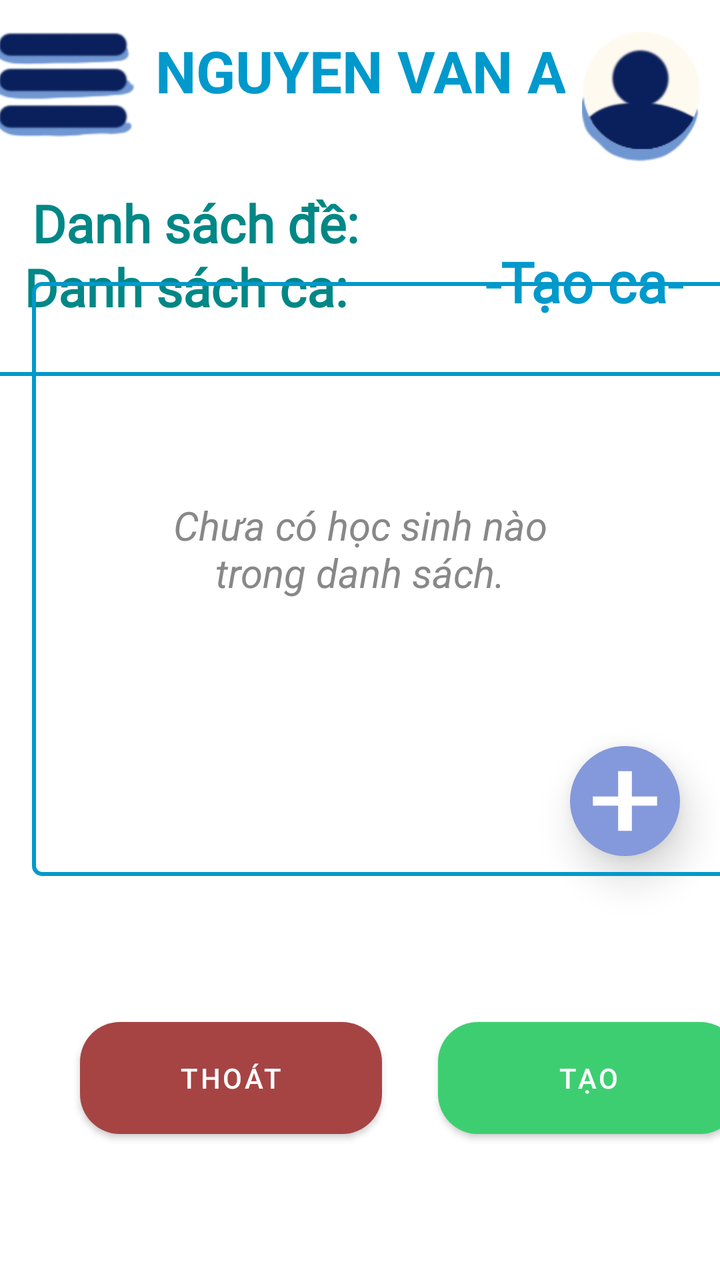
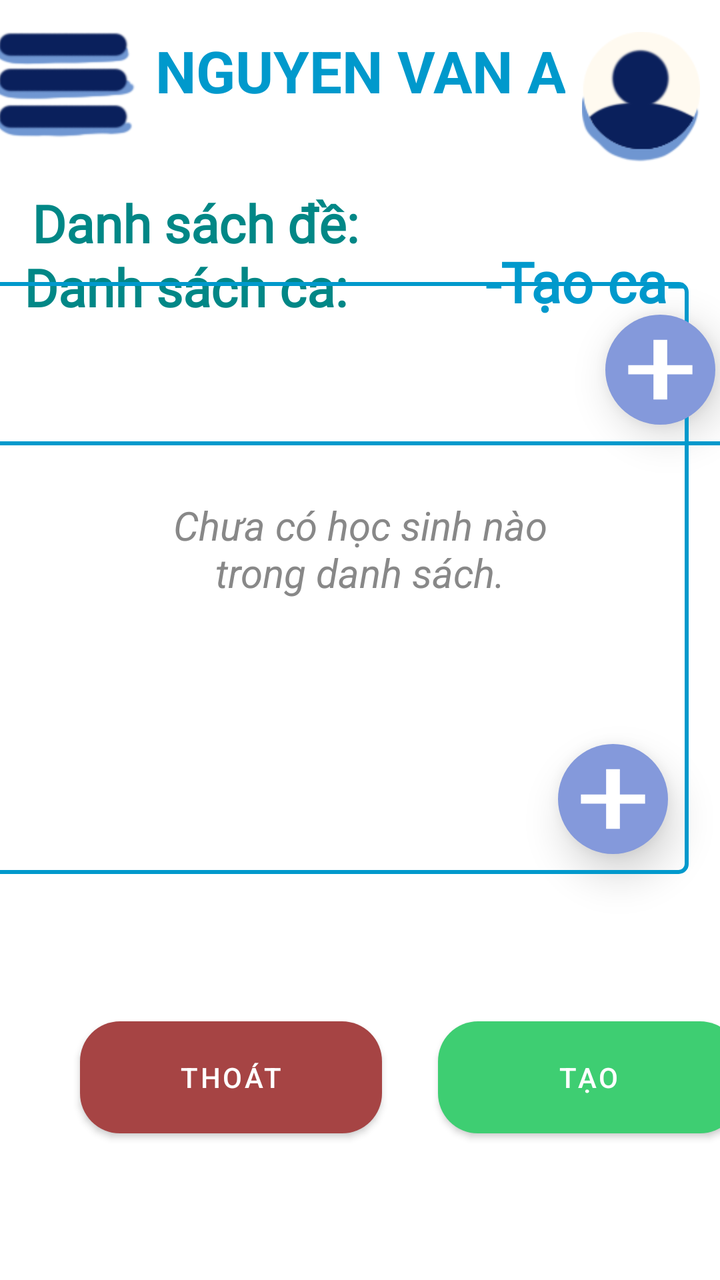

An Android layout rendered at two revisions. The XML below is the earlier revision; the diff shows what the commit changed to produce the second picture.
<!-- AndroidManifest.xml: application theme Theme.SmartQuiz -->
<!-- res/layout/teacher_add_session_exam.xml -->
<?xml version="1.0" encoding="utf-8"?>
<androidx.constraintlayout.widget.ConstraintLayout xmlns:android="http://schemas.android.com/apk/res/android"
    xmlns:app="http://schemas.android.com/apk/res-auto"
    xmlns:tools="http://schemas.android.com/tools"
    android:id="@+id/main"
    android:layout_width="match_parent"
    android:layout_height="match_parent">

    <LinearLayout
        android:id="@+id/floating_menu"
        android:layout_width="388dp"
        android:layout_height="689dp"
        android:layout_margin="16dp"
        android:background="@drawable/white_box"
        android:elevation="8dp"
        android:maxWidth="385dp"
        android:orientation="vertical"
        android:padding="12dp"
        android:visibility="gone"
        app:layout_constrainedWidth="true"
        app:layout_constraintBottom_toBottomOf="parent"
        app:layout_constraintEnd_toEndOf="parent"
        app:layout_constraintStart_toStartOf="parent"
        app:layout_constraintTop_toBottomOf="@+id/constraintLayout">

        <TextView
            android:id="@+id/menu_home"
            android:layout_width="match_parent"
            android:layout_height="wrap_content"
            android:padding="8dp"
            android:text="Upload đề"
            android:textSize="18sp" />

        <TextView
            android:id="@+id/classes"
            android:layout_width="match_parent"
            android:layout_height="wrap_content"
            android:padding="8dp"
            android:text="Lớp Học"
            android:textSize="18sp" />

        <TextView
            android:id="@+id/menu_test"
            android:layout_width="match_parent"
            android:layout_height="wrap_content"
            android:padding="8dp"
            android:text="Sửa đề"
            android:textSize="18sp" />

        <TextView
            android:id="@+id/menu_answer"
            android:layout_width="match_parent"
            android:layout_height="wrap_content"
            android:padding="8dp"
            android:text="Tạo đề"
            android:textSize="18sp" />
    </LinearLayout>

    <androidx.constraintlayout.widget.ConstraintLayout
        android:id="@+id/constraintLayout"
        android:layout_width="match_parent"
        android:layout_height="94dp"
        android:elevation="4dp"
        android:translationZ="4dp"
        app:layout_constraintEnd_toEndOf="parent"
        app:layout_constraintStart_toStartOf="parent"
        app:layout_constraintTop_toTopOf="parent">

        <TextView
            android:id="@+id/user_name"
            android:layout_width="wrap_content"
            android:layout_height="wrap_content"
            android:gravity="center"
            android:text="Nguyen Van A"
            android:textAllCaps="true"
            android:textColor="@android:color/holo_blue_dark"
            android:textSize="29sp"
            android:textStyle="bold"
            app:layout_constraintBottom_toBottomOf="parent"
            app:layout_constraintEnd_toEndOf="parent"
            app:layout_constraintStart_toStartOf="parent"
            app:layout_constraintTop_toTopOf="parent"
            app:layout_constraintVertical_bias="0.29" />

        <ImageButton
            android:id="@+id/registerBtn"
            android:layout_width="71dp"
            android:layout_height="53dp"
            android:layout_marginStart="8dp"
            android:layout_marginTop="16dp"
            android:layout_marginEnd="21dp"
            android:layout_marginBottom="25dp"
            android:background="@null"
            android:scaleType="fitCenter"
            app:layout_constraintBottom_toBottomOf="parent"
            app:layout_constraintEnd_toStartOf="@+id/user_name"
            app:layout_constraintStart_toStartOf="parent"
            app:layout_constraintTop_toTopOf="parent"
            app:srcCompat="@drawable/menu"
            android:contentDescription="Menu Button" />

        <ImageButton
            android:id="@+id/imageButton4"
            android:layout_width="69dp"
            android:layout_height="65dp"
            android:layout_marginStart="15dp"
            android:layout_marginTop="16dp"
            android:layout_marginEnd="17dp"
            android:layout_marginBottom="13dp"
            android:background="@null"
            android:scaleType="fitCenter"
            app:layout_constraintBottom_toBottomOf="parent"
            app:layout_constraintEnd_toEndOf="parent"
            app:layout_constraintStart_toEndOf="@+id/user_name"
            app:layout_constraintTop_toTopOf="parent"
            app:srcCompat="@drawable/user"
            android:contentDescription="User Profile Button" />
    </androidx.constraintlayout.widget.ConstraintLayout>

    <androidx.constraintlayout.widget.ConstraintLayout
        android:id="@+id/constraintLayout4"
        android:layout_width="0dp"
        android:layout_height="0dp"
        app:layout_constraintBottom_toBottomOf="parent"
        app:layout_constraintEnd_toEndOf="parent"
        app:layout_constraintStart_toStartOf="parent"
        app:layout_constraintTop_toBottomOf="@+id/constraintLayout">

        <TextView
            android:id="@+id/textView13"
            android:layout_width="wrap_content"
            android:layout_height="wrap_content"
            android:layout_marginTop="28dp"
            android:fontFamily="@font/be_vietnam_pro_light_italic"
            android:text="-Tạo ca-"
            android:textColor="@android:color/holo_blue_dark"
            android:textSize="28sp"
            android:textStyle="bold"
            app:layout_constraintEnd_toEndOf="parent"
            app:layout_constraintHorizontal_bias="0.93"
            app:layout_constraintStart_toStartOf="parent"
            app:layout_constraintTop_toTopOf="parent" />

        <TextView
            android:id="@+id/textView14"
            android:layout_width="wrap_content"
            android:layout_height="wrap_content"
            android:layout_marginStart="12dp"
            android:layout_marginTop="32dp"
            android:fontFamily="@font/be_vietnam_pro_light_italic"
            android:text="Danh sách ca:"
            android:textColor="@color/teal_700"
            android:textSize="26sp"
            android:textStyle="bold"
            app:layout_constraintStart_toStartOf="parent"
            app:layout_constraintTop_toTopOf="parent" />

        <TextView
            android:id="@+id/textView15"
            android:layout_width="wrap_content"
            android:layout_height="wrap_content"
            android:layout_marginStart="16dp"
            android:fontFamily="@font/be_vietnam_pro_light_italic"
            android:text="Danh sách đề:"
            android:textColor="@color/teal_700"
            android:textSize="26sp"
            android:textStyle="bold"
            app:layout_constraintStart_toStartOf="parent"
            tools:layout_editor_absoluteY="200dp" />

        <TextView
            android:id="@+id/emptyStateTextView"
            android:layout_width="200sp"
            android:layout_height="wrap_content"
            android:text="Chưa có học sinh nào trong danh sách."
            android:gravity="center"
            android:textStyle="italic"
            android:textColor="#888888"
            android:textSize="20sp"
            android:layout_marginStart="16dp"
            android:layout_marginTop="120dp"
            android:layout_marginEnd="16dp"
            android:layout_marginBottom="16dp"
            app:layout_constraintBottom_toBottomOf="parent"
            app:layout_constraintEnd_toEndOf="parent"
            app:layout_constraintStart_toStartOf="parent"
            app:layout_constraintTop_toBottomOf="@+id/textView15"
            app:layout_constraintVertical_bias="0.0"
            tools:visibility="visible" />

        <ScrollView
            android:id="@+id/scrollView4"
            android:layout_width="378dp"
            android:layout_height="297dp"
            android:layout_marginStart="16dp"
            android:layout_marginTop="12dp"
            android:layout_marginEnd="16dp"
            android:layout_marginBottom="16dp"
            android:background="@drawable/border"
            android:elevation="6dp"
            android:translationZ="6dp"
            app:layout_constraintBottom_toBottomOf="parent"
            app:layout_constraintEnd_toEndOf="parent"
            app:layout_constraintHorizontal_bias="0.0"
            app:layout_constraintStart_toStartOf="parent"
            app:layout_constraintTop_toBottomOf="@+id/textView15"
            app:layout_constraintVertical_bias="0.0">

            <LinearLayout
                android:id="@+id/studentToAddList"
                android:layout_width="match_parent"
                android:layout_height="wrap_content"
                android:orientation="vertical" />
        </ScrollView>

        <ImageButton
            android:id="@+id/add_btnStudent"
            android:layout_width="55dp"
            android:layout_height="55dp"
            android:layout_marginEnd="20sp"
            android:layout_marginBottom="10sp"
            android:background="@drawable/circle"
            android:contentDescription="Add New Item"
            android:elevation="6dp"
            android:scaleType="fitCenter"
            android:src="@drawable/baseline_add_24"
            android:translationZ="6dp"
            app:layout_constraintBottom_toBottomOf="@+id/scrollView4"
            app:layout_constraintEnd_toEndOf="parent" />

        <Button
            android:id="@+id/submit_create_ExamBtn"
            android:layout_width="151dp"
            android:layout_height="56dp"
            android:layout_marginStart="28dp"
            android:text="Tạo"
            app:backgroundTint="@null"
            android:background="@drawable/green_box"
            app:layout_constraintBottom_toBottomOf="parent"
            app:layout_constraintEnd_toEndOf="parent"
            app:layout_constraintHorizontal_bias="0.0"
            app:layout_constraintStart_toEndOf="@+id/cancelClassBtn"
            app:layout_constraintTop_toBottomOf="@+id/scrollView4" />

        <Button
            android:id="@+id/cancelClassBtn"
            android:layout_width="151dp"
            android:layout_height="56dp"
            android:layout_marginStart="40dp"
            android:text="Thoát"
            app:backgroundTint="@null"
            android:background="@drawable/red_box"
            app:layout_constraintBottom_toBottomOf="parent"
            app:layout_constraintStart_toStartOf="parent"
            app:layout_constraintTop_toBottomOf="@+id/scrollView4" />

        <ScrollView
            android:layout_width="380dp"
            android:layout_height="111dp"
            android:background="@drawable/border"
            android:elevation="6dp"
            android:translationZ="6dp"
            app:layout_constraintBottom_toTopOf="@+id/textView15"
            app:layout_constraintEnd_toEndOf="parent"
            app:layout_constraintHorizontal_bias="0.548"
            app:layout_constraintStart_toStartOf="parent"
            app:layout_constraintTop_toBottomOf="@+id/textView14"
            app:layout_constraintVertical_bias="0.473">

            <LinearLayout
                android:layout_width="match_parent"
                android:layout_height="wrap_content"
                android:orientation="vertical" />
        </ScrollView>
    </androidx.constraintlayout.widget.ConstraintLayout>

</androidx.constraintlayout.widget.ConstraintLayout>
<!-- resources referenced by this layout -->
<resources>
  <color name="teal_700">#FF018786</color>
  <!-- drawable baseline_add_24 (drawable) -->
  <vector xmlns:android="http://schemas.android.com/apk/res/android"
      android:width="24dp"
      android:height="24dp"
      android:viewportWidth="24"
      android:viewportHeight="24"
      android:tint="@android:color/white"> 
  
      
      
      <path
          android:fillColor="@android:color/white"
          android:pathData="M19,13H13.5V18.5H10.5V13H5V11H10.5V5.5H13.5V11H19V13Z"/>
  
  </vector>
  <!-- drawable border (drawable) -->
  <?xml version="1.0" encoding="utf-8"?>
  <shape xmlns:android="http://schemas.android.com/apk/res/android">
      <solid android:color="@android:color/transparent" />
      <stroke
          android:width="2dp"
          android:color="@android:color/holo_blue_dark" />
      <corners android:radius="4dp" />
  </shape>
  <!-- drawable circle (drawable) -->
  <?xml version="1.0" encoding="utf-8"?>
  <shape xmlns:android="http://schemas.android.com/apk/res/android"
      android:shape="oval">
      <solid android:color="@color/dark_blue"/>
  </shape>
  <!-- drawable green_box (drawable) -->
  <?xml version="1.0" encoding="utf-8"?>
  <shape xmlns:android="http://schemas.android.com/apk/res/android"
      android:shape="rectangle">
      <solid android:color="@color/green"/>
      <corners android:radius="20dp"/>
  </shape>
  <!-- drawable menu: png bitmap (drawable, 4225 bytes) -->
  <!-- drawable red_box (drawable) -->
  <?xml version="1.0" encoding="utf-8"?>
  <shape xmlns:android="http://schemas.android.com/apk/res/android"
      android:shape="rectangle">
      <solid android:color="@color/red"/>
      <corners android:radius="20dp"/>
  </shape>
  <!-- drawable user: png bitmap (drawable, 4784 bytes) -->
  <!-- drawable white_box (drawable) -->
  <?xml version="1.0" encoding="utf-8"?>
  <shape xmlns:android="http://schemas.android.com/apk/res/android"
      android:shape="rectangle">
      <solid android:color="@color/white"/>
      <corners android:radius="20dp"/>
  </shape>
  <style name="Theme.SmartQuiz" parent="Theme.MaterialComponents.DayNight.DarkActionBar">
          
          <item name="colorPrimary">@color/purple_500</item>
          <item name="colorPrimaryVariant">@color/purple_700</item>
          <item name="colorOnPrimary">@color/white</item>
          
          <item name="colorSecondary">@color/teal_200</item>
          <item name="colorSecondaryVariant">@color/teal_700</item>
          <item name="colorOnSecondary">@color/black</item>
          
          <item name="android:statusBarColor">?attr/colorPrimaryVariant</item>
          
      </style>
  <color name="dark_blue">#8499DB</color>
  <color name="green">#3ECE72</color>
  <color name="red">#A64444</color>
  <color name="white">#FFFFFFFF</color>
  <color name="purple_500">#FF6200EE</color>
  <color name="purple_700">#FF3700B3</color>
  <color name="teal_200">#FF03DAC5</color>
  <color name="black">#FF000000</color>
</resources>

<!-- the commit's change to res/layout/teacher_add_session_exam.xml (unified diff, before → after) -->
@@ -166,7 +166,7 @@
             android:textSize="26sp"
             android:textStyle="bold"
             app:layout_constraintStart_toStartOf="parent"
-            tools:layout_editor_absoluteY="200dp" />
+            tools:layout_editor_absoluteY="253dp" />
 
         <TextView
             android:id="@+id/emptyStateTextView"
@@ -190,8 +190,8 @@
 
         <ScrollView
             android:id="@+id/scrollView4"
-            android:layout_width="378dp"
-            android:layout_height="297dp"
+            android:layout_width="377dp"
+            android:layout_height="296dp"
             android:layout_marginStart="16dp"
             android:layout_marginTop="12dp"
             android:layout_marginEnd="16dp"
@@ -201,23 +201,23 @@
             android:translationZ="6dp"
             app:layout_constraintBottom_toBottomOf="parent"
             app:layout_constraintEnd_toEndOf="parent"
-            app:layout_constraintHorizontal_bias="0.0"
+            app:layout_constraintHorizontal_bias="1.0"
             app:layout_constraintStart_toStartOf="parent"
             app:layout_constraintTop_toBottomOf="@+id/textView15"
             app:layout_constraintVertical_bias="0.0">
 
             <LinearLayout
-                android:id="@+id/studentToAddList"
+                android:id="@+id/exam_list"
                 android:layout_width="match_parent"
                 android:layout_height="wrap_content"
                 android:orientation="vertical" />
         </ScrollView>
 
         <ImageButton
-            android:id="@+id/add_btnStudent"
+            android:id="@+id/add_btnSession"
             android:layout_width="55dp"
             android:layout_height="55dp"
-            android:layout_marginEnd="20sp"
+            android:layout_marginEnd="10sp"
             android:layout_marginBottom="10sp"
             android:background="@drawable/circle"
             android:contentDescription="Add New Item"
@@ -225,8 +225,23 @@
             android:scaleType="fitCenter"
             android:src="@drawable/baseline_add_24"
             android:translationZ="6dp"
+            app:layout_constraintBottom_toBottomOf="@+id/scrollView5"
+            app:layout_constraintEnd_toEndOf="@+id/scrollView5" />
+
+        <ImageButton
+            android:id="@+id/add_btnExam"
+            android:layout_width="55dp"
+            android:layout_height="55dp"
+            android:layout_marginEnd="10sp"
+            android:layout_marginBottom="10sp"
+            android:background="@drawable/circle"
+            android:contentDescription="Add New Item"
+            android:elevation="6dp"
+            android:scaleType="fitCenter"
+            android:src="@drawable/baseline_add_24"
+            android:translationZ="6dp"
             app:layout_constraintBottom_toBottomOf="@+id/scrollView4"
-            app:layout_constraintEnd_toEndOf="parent" />
+            app:layout_constraintEnd_toEndOf="@+id/scrollView4" />
 
         <Button
             android:id="@+id/submit_create_ExamBtn"
@@ -255,19 +270,20 @@
             app:layout_constraintTop_toBottomOf="@+id/scrollView4" />
 
         <ScrollView
-            android:layout_width="380dp"
-            android:layout_height="111dp"
+            android:id="@+id/scrollView5"
+            android:layout_width="375dp"
+            android:layout_height="160dp"
             android:background="@drawable/border"
             android:elevation="6dp"
             android:translationZ="6dp"
             app:layout_constraintBottom_toTopOf="@+id/textView15"
             app:layout_constraintEnd_toEndOf="parent"
-            app:layout_constraintHorizontal_bias="0.548"
             app:layout_constraintStart_toStartOf="parent"
             app:layout_constraintTop_toBottomOf="@+id/textView14"
-            app:layout_constraintVertical_bias="0.473">
+            app:layout_constraintVertical_bias="0.434">
 
             <LinearLayout
+                android:id="@+id/session_list"
                 android:layout_width="match_parent"
                 android:layout_height="wrap_content"
                 android:orientation="vertical" />
